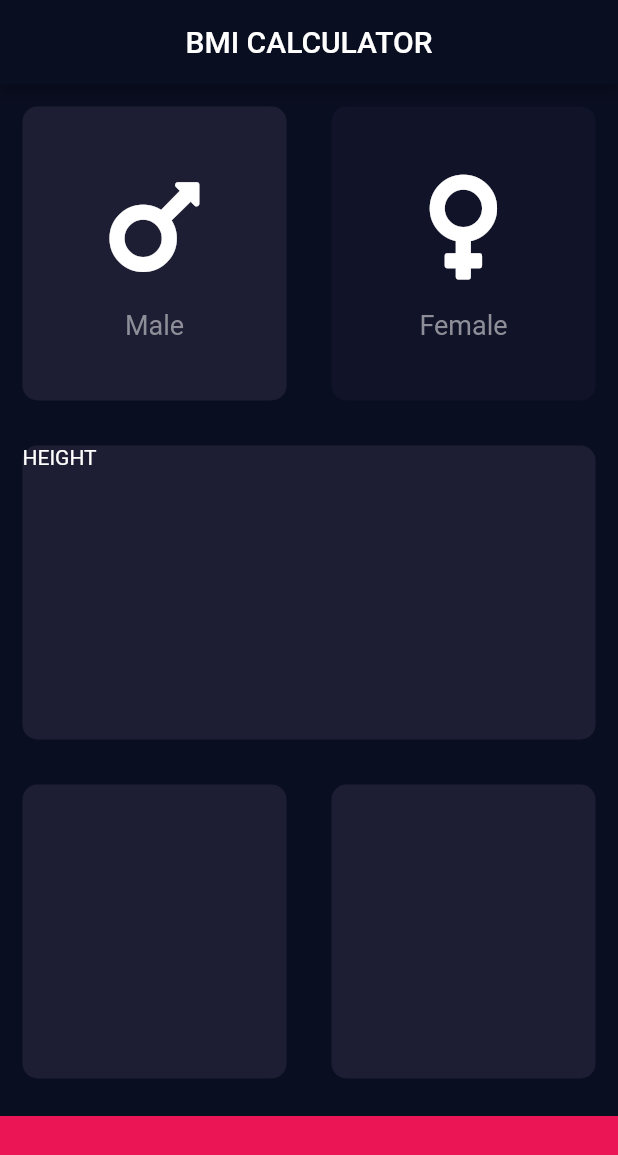
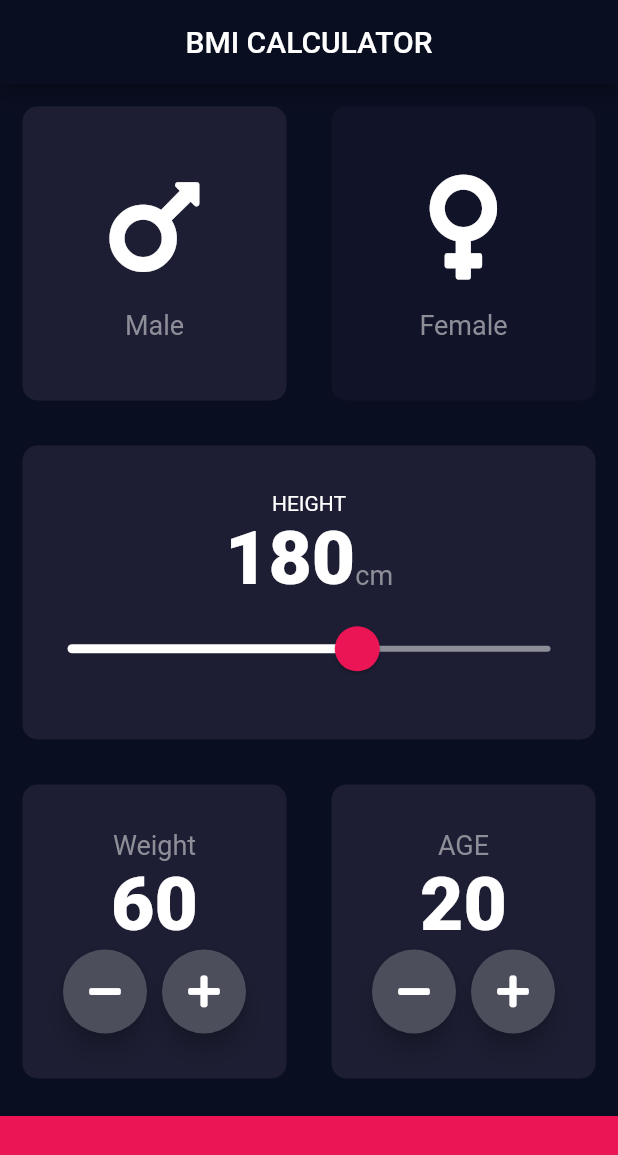
Before and after one commit to SagomoongchiDev/Flutter-Study, a Flutter app: the screen it shows after launch, on a phone screen of 412 x 824 dp. Shown: the top 1155 px of the screen. Run offline on Flutter 3.47's test engine with Material 2 defaults, Android fonts, the phone set to English and light mode, and no system bars; our stand-ins replace audioplayers, font_awesome_flutter, rflutter_alert.

Commit message:
'Button Custom'

```diff
--- a/Sangsoo/study_8th/lib/constants.dart
+++ b/Sangsoo/study_8th/lib/constants.dart
@@ -1,11 +1,16 @@
 import 'package:flutter/material.dart';
 
-const labelTextStyle = TextStyle(
+const kLabelTextStyle = TextStyle(
     fontSize: 18.0,
     color:Color(0xFF8D8E98)
 );
 
-const bottomContainerHeight = 80.0;
-const bottomContainerColour = Color(0xFFEB1555);
-const inactiveCardColour = Color(0xFF111328);
-const activeCardColour = Color(0xFF1D1E33);
+TextStyle kNumberFont = TextStyle(
+    fontSize: 50.0,
+    fontWeight: FontWeight.w900
+);
+
+const kBottomContainerHeight = 80.0;
+const kBottomContainerColour = Color(0xFFEB1555);
+const kInactiveCardColour = Color(0xFF111328);
+const kActiveCardColour = Color(0xFF1D1E33);
--- a/Sangsoo/study_8th/lib/input_page.dart
+++ b/Sangsoo/study_8th/lib/input_page.dart
@@ -1,8 +1,16 @@
+//Package
+import 'package:flutter/cupertino.dart';
 import 'package:flutter/material.dart';
 import 'package:font_awesome_flutter/font_awesome_flutter.dart';
+
+//Custom Widget
+import 'round_icon.dart';
 import 'male_or_female.dart';
 import 'reusable_card.dart';
+
+//etc
 import 'constants.dart';
+
 
 enum Gender { male, female }
 
@@ -13,6 +21,9 @@ class InputPage extends StatefulWidget {
 
 class _InputPageState extends State<InputPage> {
   Gender selectedGender = Gender.male;
+  int height = 180;
+  int weight = 60;
+  int age = 20;
 
   @override
   Widget build(BuildContext context) {
@@ -22,30 +33,35 @@ class _InputPageState extends State<InputPage> {
         title: Text('BMI CALCULATOR'),
       ),
       body: Column(
+        crossAxisAlignment: CrossAxisAlignment.stretch,
         children: <Widget>[
           Expanded(
             child: Row(
               children: <Widget>[
                 Expanded(
                   child: ReusableCard(
-                    onPress: (){
+                    onPress: () {
                       setState(() {
                         selectedGender = Gender.male;
                       });
                     },
-                    colour: selectedGender==Gender.male?activeCardColour:inactiveCardColour,
-                    cardChild: MaleOrFemale(
-                        icon: FontAwesomeIcons.mars, text: 'Male'),
+                    colour: selectedGender == Gender.male
+                        ? kActiveCardColour
+                        : kInactiveCardColour,
+                    cardChild:
+                        MaleOrFemale(icon: FontAwesomeIcons.mars, text: 'Male'),
                   ),
                 ),
                 Expanded(
                   child: ReusableCard(
-                    onPress: (){
+                    onPress: () {
                       setState(() {
                         selectedGender = Gender.female;
                       });
                     },
-                    colour: selectedGender==Gender.female?activeCardColour:inactiveCardColour,
+                    colour: selectedGender == Gender.female
+                        ? kActiveCardColour
+                        : kInactiveCardColour,
                     cardChild: MaleOrFemale(
                         icon: FontAwesomeIcons.venus, text: 'Female'),
                   ),
@@ -55,10 +71,45 @@ class _InputPageState extends State<InputPage> {
           ),
           Expanded(
             child: ReusableCard(
-              colour: activeCardColour,
+              colour: kActiveCardColour,
               cardChild: Column(
-                crossAxisAlignment: CrossAxisAlignment.stretch,
-                children: <Widget>[Text('HEIGHT')],
+                mainAxisAlignment: MainAxisAlignment.center,
+                children: <Widget>[
+                  Text('HEIGHT'),
+                  Row(
+                    mainAxisAlignment: MainAxisAlignment.center,
+                    crossAxisAlignment: CrossAxisAlignment.baseline,
+                    textBaseline: TextBaseline.alphabetic,
+                    children: <Widget>[
+                      Text(height.toString(), style: kNumberFont),
+                      Text(
+                        'cm',
+                        style: kLabelTextStyle,
+                      )
+                    ],
+                  ),
+                  SliderTheme(
+                    data: SliderTheme.of(context).copyWith(
+                        inactiveTrackColor: Color(0xFF8D8E98),
+                        activeTrackColor: Colors.white,
+                        overlayColor: Color(0x15EB1555),
+                        thumbColor: Color(0xFFEB1555),
+                        thumbShape:
+                            RoundSliderThumbShape(enabledThumbRadius: 15.0),
+                        overlayShape:
+                            RoundSliderOverlayShape(overlayRadius: 30.0)),
+                    child: Slider(
+                      value: height.toDouble(),
+                      min: 120.0,
+                      max: 220.0,
+                      onChanged: (double newValue) {
+                        setState(() {
+                          height = newValue.toInt();
+                        });
+                      },
+                    ),
+                  ),
+                ],
               ),
             ),
           ),
@@ -67,22 +118,95 @@ class _InputPageState extends State<InputPage> {
               children: <Widget>[
                 Expanded(
                   child: ReusableCard(
-                    colour: activeCardColour,
+                    colour: kActiveCardColour,
+                    cardChild: Column(
+                      mainAxisAlignment: MainAxisAlignment.center,
+                      children: <Widget>[
+                        Text(
+                          'Weight',
+                          style: kLabelTextStyle,
+                        ),
+                        Text(
+                          weight.toString(),
+                          style: kNumberFont,
+                        ),
+                        Row(
+                          mainAxisAlignment: MainAxisAlignment.center,
+                          children: <Widget>[
+                            RoundIconButton(
+                              icon: FontAwesomeIcons.minus,
+                              action: () {
+                                setState(() {
+                                  weight--;
+                                });
+                              },
+                            ),
+                            SizedBox(
+                              width: 10.0,
+                            ),
+                            RoundIconButton(
+                              icon: FontAwesomeIcons.plus,
+                              action: () {
+                                setState(() {
+                                  weight++;
+                                });
+                              },
+                            ),
+                          ],
+                        ),
+                      ],
+                    ),
                   ),
                 ),
                 Expanded(
                   child: ReusableCard(
-                    colour: activeCardColour,
+                    colour: kActiveCardColour,
+                    cardChild: Column(
+                      mainAxisAlignment: MainAxisAlignment.center,
+                      children: <Widget>[
+                        Text(
+                          'AGE',
+                          style: kLabelTextStyle,
+                        ),
+                        Text(
+                          age.toString(),
+                          style: kNumberFont,
+                        ),
+                        Row(
+                          mainAxisAlignment: MainAxisAlignment.center,
+                          children: <Widget>[
+                            RoundIconButton(
+                              icon: FontAwesomeIcons.minus,
+                              action: (){
+                                setState(() {
+                                  age--;
+                                });
+                              },
+                            ),
+                            SizedBox(
+                              width: 10.0,
+                            ),
+                            RoundIconButton( icon: FontAwesomeIcons.plus,
+                              action: (){
+                                setState(() {
+                                  age++;
+                                });
+                              },
+                            ),
+                          ],
+                        )
+                      ],
+                    ),
                   ),
                 )
               ],
             ),
           ),
           Container(
-            color: bottomContainerColour,
+            color: kBottomContainerColour,
             margin: EdgeInsets.only(top: 10.0),
             width: double.infinity,
-            height: bottomContainerHeight,
+            height: kBottomContainerHeight,
           )
         ],
       ),
--- a/Sangsoo/study_8th/lib/male_or_female.dart
+++ b/Sangsoo/study_8th/lib/male_or_female.dart
@@ -18,8 +18,8 @@ class MaleOrFemale extends StatelessWidget {
           height: 15.0,
         ),
         Text(text,
-          style: labelTextStyle,
-        )
+          style: kLabelTextStyle,
+        ),
       ],
     );
   }
--- /dev/null
+++ b/Sangsoo/study_8th/lib/round_icon.dart
@@ -0,0 +1,20 @@
+import 'package:flutter/material.dart';
+
+class RoundIconButton extends StatelessWidget {
+  RoundIconButton({this.icon, this.action});
+
+  final IconData icon;
+  final Function action;
+
+  @override
+  Widget build(BuildContext context) {
+    return RawMaterialButton(
+      child: Icon(icon),
+      onPressed: action,
+      elevation: 6.0,
+      constraints: BoxConstraints.tightFor(width: 56.0, height: 56.0),
+      shape: CircleBorder(),
+      fillColor: Color(0xFF4C4F5B),
+    );
+  }
+}
```
